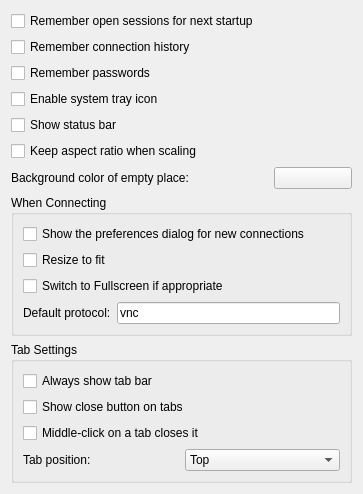
Qt form config/general.ui (KDE/krdc) before a commit.
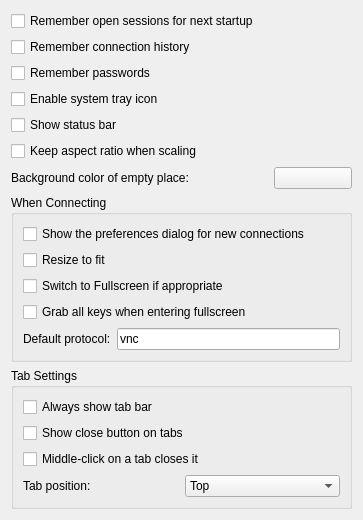
The same form after that commit. Custom widgets are drawn as their Qt base class.

Commit message: added a setting to automatically enable key grabbing in fullscreen mode (on by default)

The edit to the form file:
```diff
--- a/config/general.ui
+++ b/config/general.ui
@@ -120,6 +120,16 @@
         </property>
        </widget>
       </item>
+      <item>
+       <widget class="QCheckBox" name="kcfg_GrabAllKeysOnFullscreen">
+        <property name="toolTip">
+         <string>Automatically grab all keys when entering fullscreen mode and release them when leaving fullscreen</string>
+        </property>
+        <property name="text">
+         <string>Grab all keys when entering fullscreen</string>
+        </property>
+       </widget>
+      </item>
       <item>
        <layout class="QHBoxLayout" name="horizontalLayoutP">
         <item>
```
The commit also changes 3 other files.
